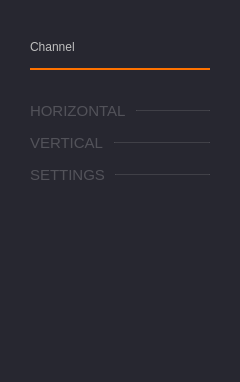
Qt form ui/channel_settings.ui (analogdevicesinc/scopy) before a commit.
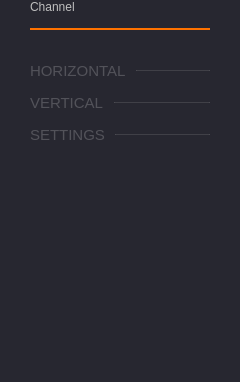
The same form after that commit.

Commit message: Oscilloscope: Add gradients between several GUI panels

What changed in the file:
```diff
--- a/ui/channel_settings.ui
+++ b/ui/channel_settings.ui
@@ -29,7 +29,7 @@
     <number>30</number>
    </property>
    <property name="topMargin">
-    <number>40</number>
+    <number>0</number>
    </property>
    <property name="rightMargin">
     <number>30</number>
```
The commit also changes 4 other files.
